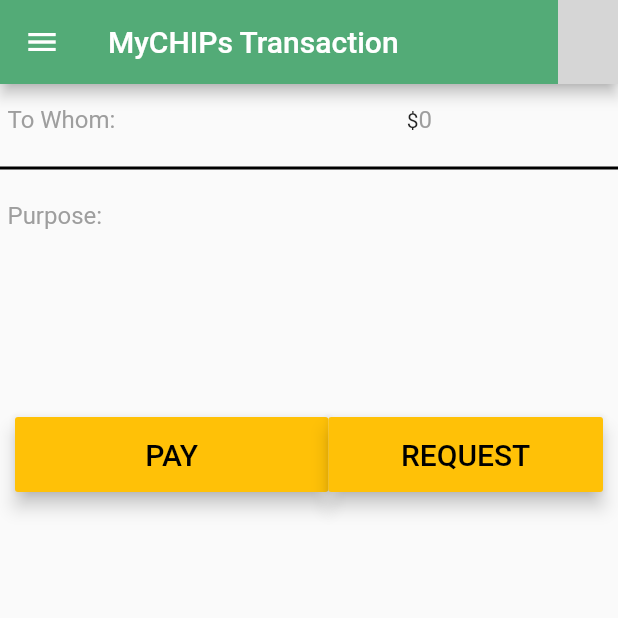
After one commit to gotchoices/MyCHIPs, a Flutter app: the TransactionPage screen opened directly, in the side drawer, after a tap on "PAY", on a phone screen of 412 x 824 dp, the top half of it. The commit adds this screen. Run offline on Flutter 3.47's test engine with Material 2 defaults, Android fonts, the phone set to English and light mode, and no system bars; our stand-ins replace date_format, faker; missing offline and left inert: random_date; network calls fail; grey boxes are pictures that could not be loaded.

Commit message:
Creating the transaction page

```diff
--- a/app/lib/main.dart
+++ b/app/lib/main.dart
@@ -1,4 +1,5 @@
 import 'package:flutter/material.dart';
+import 'package:flutter_app/transaction_page.dart';
 import 'tally_list_page.dart';
 
 void main() {
@@ -52,7 +53,14 @@
                 Navigator.push(context, new MaterialPageRoute(
                     builder: (BuildContext context) => new TallyListPage()
                 ));
-              })
+              }),
+            new ListTile(
+                title: new Text("New Transaction"),
+                onTap: () {
+                  Navigator.push(context, new MaterialPageRoute(
+                      builder: (BuildContext context) => new TransactionPage()
+                  ));
+                })
           ],
         )
     );
--- /dev/null
+++ b/app/lib/transaction_page.dart
@@ -0,0 +1,119 @@
+import 'package:flutter/material.dart';
+import 'package:flutter/services.dart';
+
+import 'main.dart';
+
+class TransactionPage extends StatefulWidget {
+  @override
+  TransactionPageState createState() => new TransactionPageState();
+}
+
+class TransactionPageState extends State<TransactionPage> {
+  @override
+  Widget build(BuildContext context) {
+    return Scaffold(
+        appBar: AppBar(
+          title: Text("MyCHIPs Transaction"),
+          actions: [
+            CircleAvatar(backgroundImage:
+            new NetworkImage("https://miro.medium.com/max/450/1*W35QUSvGpcLuxPo3SRTH4w.png"),)],
+        ),
+        body: buildPage(),
+        drawer: MainDrawer()
+    );
+  }
+
+  Widget buildPage() {
+    return Column(
+        children: [
+          createPaymentTextFields(),
+          Divider(
+              thickness: 2,
+              color: Colors.black
+          ),
+          Container(
+              child: Padding(
+                padding: EdgeInsets.only(bottom: 100, left: 5),
+                child: TextField(
+                  decoration: InputDecoration(
+                      border: InputBorder.none,
+                      hintText: "Purpose:",
+                      hintStyle: TextStyle(color: Colors.grey)),
+                  style: TextStyle(color: Colors.black),),)
+          ),
+          createButtons()
+        ]);
+  }
+
+  Widget createButtons() {
+    return Container(
+        child: Padding(
+            padding: EdgeInsets.all(10),
+            child: Row(
+                children: [
+                  Expanded(
+                      flex: 1,
+                      child: MaterialButton(
+                          onPressed: () {
+                            print("pressed 'pay'");},
+                          child: Text('PAY',
+                              style: TextStyle(fontSize: 20)),
+                          color: Colors.amber,
+                          textColor: Colors.black,
+                          elevation: 5,
+                          height: 50,
+                          minWidth: (MediaQuery.of(context).size.width) / 2.25)),
+                  MaterialButton(
+                      onPressed: () {
+                        print("pressed 'request'");},
+                      child: Text('REQUEST',
+                          style: TextStyle(fontSize: 20)),
+                      color: Colors.amber,
+                      textColor: Colors.black,
+                      elevation: 5,
+                      height: 50,
+                      minWidth: (MediaQuery.of(context).size.width) / 2.25)
+                ])
+        )
+    );
+  }
+
+  Widget createPaymentTextFields() {
+    return Container(
+        child: Padding(
+            padding: EdgeInsets.only(left: 5),
+            child: Row(
+                mainAxisSize: MainAxisSize.min,
+                children: [
+                  Expanded(
+                      flex: 2,
+                      child: TextField(
+                          onChanged: (input) {
+                            searchTallies(input);},
+                          decoration: InputDecoration(
+                              border: InputBorder.none,
+                              hintText: "To Whom:",
+                              hintStyle: TextStyle(color: Colors.grey)),
+                          style: TextStyle(color: Colors.black))),
+                  Expanded(
+                      flex: 0,
+                      child: Text("\$")),
+                  Expanded(
+                      child: TextField(
+                          decoration: InputDecoration(
+                              border: InputBorder.none,
+                              hintText: "0",
+                              hintStyle: TextStyle(color: Colors.grey)),
+                          style: TextStyle(color: Colors.black),
+                          keyboardType: TextInputType.number,
+                          inputFormatters: [FilteringTextInputFormatter.digitsOnly]))
+                ])
+        )
+    );
+  }
+
+  void searchTallies(input){
+    //put logic to filter searched users here (probably the same as what's on the tally page)
+    print(input);
+  }
+}
```
